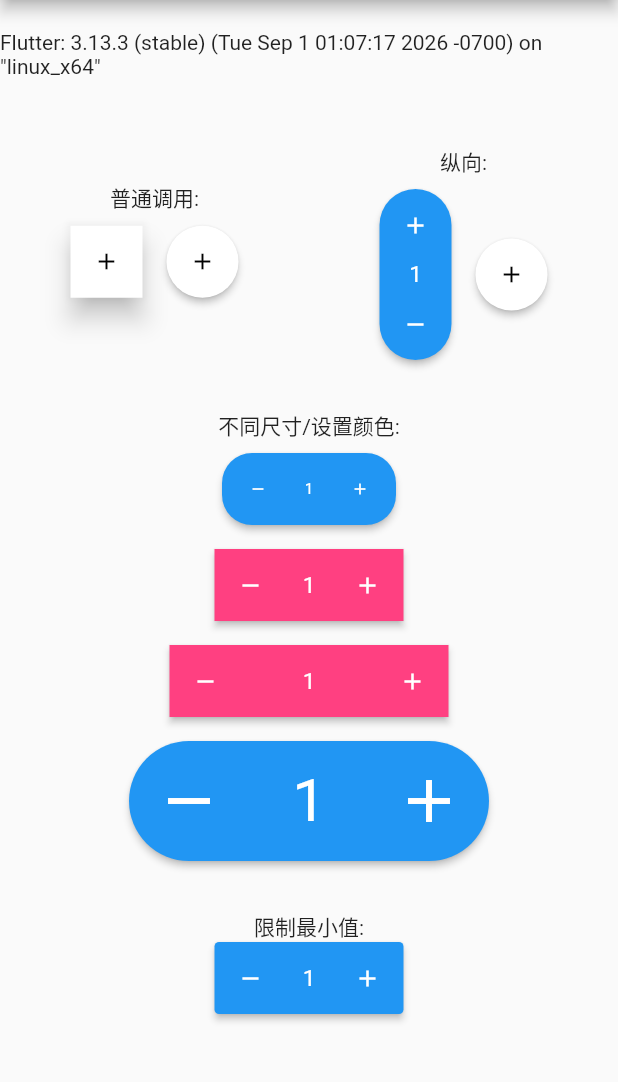
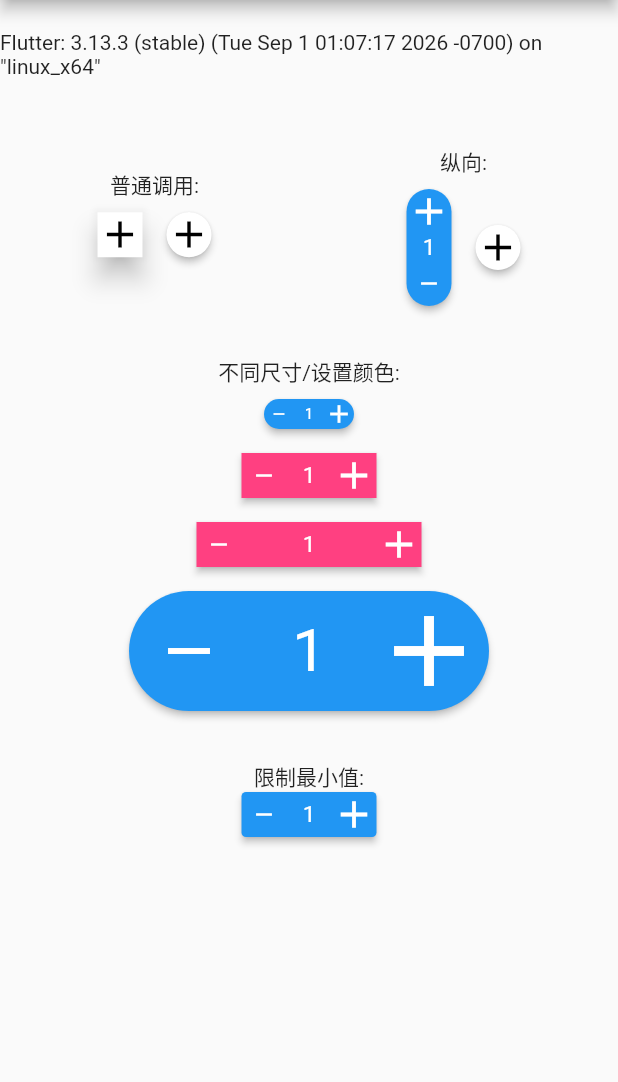
Before and after one commit to shirne/CartStepper, a Flutter app: the screen it shows after launch, after a tap on the "add" icon, after a tap on the "remove" icon, on a phone screen of 412 x 824 dp, the part 84-1166 px from its top. Run offline on Flutter 3.47's test engine with Material 2 defaults, Android fonts, the phone set to English and light mode, and no system bars; Roboto replaces fonts that are missing (Quicksand).

```diff
--- a/lib/src/cart_stepper.dart
+++ b/lib/src/cart_stepper.dart
@@ -103,21 +103,30 @@ class _CartStepperState<VM extends num> extends State<CartStepper<VM>> {
     final isExpanded = _editMode || widget._value > 0;
 
     List<Widget> childs = [
-      IconButton(
-        iconSize: widget.size * 0.6,
-        padding: EdgeInsets.all(widget.size * 0.2),
-        icon: Icon(
+      GestureDetector(
+        behavior: HitTestBehavior.opaque,
+        onTap: () {
+          Feedback.forTap(context);
+          if (_editMode) {
+            setState(() {
+              _editMode = false;
+            });
+          }
+          widget.didChangeCount((widget._value + widget._stepper) as VM);
+        },
+        child: SizedBox(
+          width: widget.size,
+          height: widget.size,
+          child: Center(
+            child: Icon(
               Icons.add,
+              size: widget.size,
               color: isExpanded
                   ? style.activeForegroundColor
                   : style.deActiveForegroundColor,
             ),
-        onPressed: () {
-          setState(() {
-            _editMode = false;
-          });
-          widget.didChangeCount((widget._value + widget._stepper) as VM);
-        },
+          ),
+        ),
       ),
     ];
     if (isExpanded) {
@@ -141,6 +150,7 @@ class _CartStepperState<VM extends num> extends State<CartStepper<VM>> {
                 ? EditableText(
                     controller: _controller,
                     focusNode: _focusNode,
+                    textAlign: TextAlign.center,
                     style: _textStyle.merge(style.textStyle).copyWith(
                           color: style.activeForegroundColor,
                           fontSize: widget.size * 0.5,
@@ -176,17 +186,15 @@ class _CartStepperState<VM extends num> extends State<CartStepper<VM>> {
         ),
       );
       childs.add(
-        IconButton(
-          iconSize: widget.size * 0.6,
-          padding: EdgeInsets.all(widget.size * 0.2),
-          icon: Icon(
-            Icons.remove,
-            color: style.activeForegroundColor,
-          ),
-          onPressed: () {
+        GestureDetector(
+          behavior: HitTestBehavior.opaque,
+          onTap: () {
+            Feedback.forTap(context);
+            if (_editMode) {
               setState(() {
                 _editMode = false;
               });
+            }
             if (widget._value > 0) {
               widget.didChangeCount(math.max(
                   (widget._value - widget._stepper),
@@ -195,6 +203,17 @@ class _CartStepperState<VM extends num> extends State<CartStepper<VM>> {
                       : defaultValue.toDouble()) as VM);
             }
           },
+          child: SizedBox(
+            width: widget.size,
+            height: widget.size,
+            child: Center(
+              child: Icon(
+                Icons.remove,
+                size: widget.size * 0.6,
+                color: style.activeForegroundColor,
+              ),
+            ),
+          ),
         ),
       );
     }
```
Lines whose indentation alone changed are shown as unchanged.
